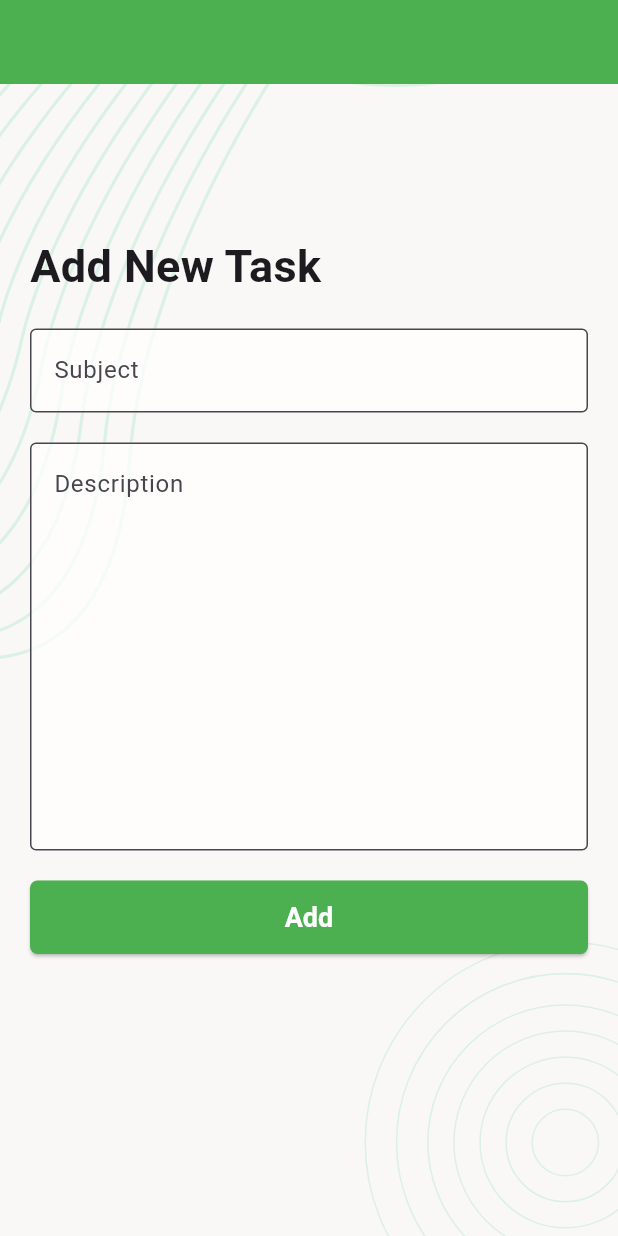
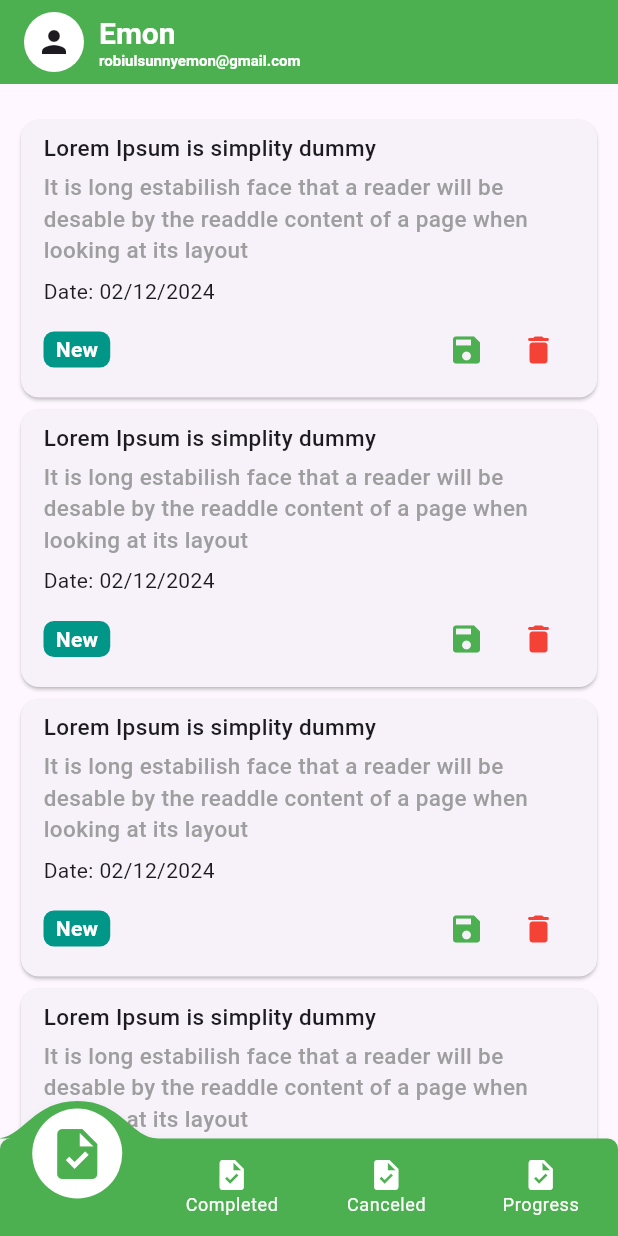
Before and after one commit to robiulsunnyemon/task_manager_app, a Flutter app: the screen it shows after launch, on a phone screen of 412 x 824 dp. Run offline on Flutter 3.47's test engine with Material 3 defaults, Android fonts, the phone set to English and light mode, and no system bars; drawn by our look-alikes of convex_bottom_bar; our stand-ins replace flutter_svg; missing offline and left inert: dart:ffi.

Commit message:
add bottom navbar

```diff
--- a/lib/main.dart
+++ b/lib/main.dart
@@ -2,8 +2,12 @@ import 'package:flutter/material.dart';
 import 'package:taskmanagerapp/screens/add_new_task_screen.dart';
 import 'package:taskmanagerapp/screens/auth_screen/login_screen.dart';
 import 'package:taskmanagerapp/screens/auth_screen/update_profile_screen.dart';
+import 'package:taskmanagerapp/screens/cancel_task_screen.dart';
+import 'package:taskmanagerapp/screens/complete_task_screen.dart';
+import 'package:taskmanagerapp/screens/home_screen.dart';
+import 'package:taskmanagerapp/screens/progress_screen.dart';
 import 'package:taskmanagerapp/screens/splash_screen.dart';
-import 'screens/my_home_page.dart';
+import 'package:taskmanagerapp/widgets/bottom_navigation_widget.dart';
 
 void main() {
   runApp(const MyApp());
@@ -22,7 +26,7 @@ class _MyAppState extends State<MyApp> {
   Widget build(BuildContext context) {
     return MaterialApp(
       title: 'Task Manager',
-      home:  AddNewTaskScreen(),
+      home:  BottomNavigationWidget(),
       theme: ThemeData(
         inputDecorationTheme: InputDecorationTheme(
           border: OutlineInputBorder(
--- /dev/null
+++ b/lib/screens/home_screen.dart
@@ -0,0 +1,71 @@
+import 'package:flutter/material.dart';
+import 'package:flutter_svg/flutter_svg.dart';
+import 'package:taskmanagerapp/screens/auth_screen/forget_password_screen.dart';
+import 'package:taskmanagerapp/screens/auth_screen/signup_screen.dart';
+import 'package:taskmanagerapp/widgets/appbar_widget.dart';
+import 'package:taskmanagerapp/widgets/heading_text_widget.dart';
+import 'package:taskmanagerapp/widgets/middle_text.dart';
+import 'package:taskmanagerapp/widgets/single_task_widget.dart';
+
+import '../../widgets/custom_row_button.dart';
+
+class HomeScreen extends StatefulWidget {
+  const HomeScreen({super.key});
+
+  @override
+  State<HomeScreen> createState() => _HomeScreenState();
+}
+
+class _HomeScreenState extends State<HomeScreen> {
+  @override
+  Widget build(BuildContext context) {
+    return Scaffold(
+        appBar: AppBar(
+          backgroundColor: Colors.green,
+          title: Row(
+            children: [
+              Container(
+                height: 40,
+                width: 40,
+                decoration: BoxDecoration(
+                    color: Colors.white,
+                    borderRadius: BorderRadius.circular(50)
+                ),
+                child: Icon(Icons.person),
+              ),
+              SizedBox(width: 10,),
+              Column(
+                crossAxisAlignment: CrossAxisAlignment.start,
+                children: [
+                  Text("Emon",style: TextStyle(fontSize: 20,fontWeight: FontWeight.bold,color: Colors.white),),
+                  Text("robiulsunnyemon@gmail.com",style: TextStyle(fontSize: 10,fontWeight: FontWeight.bold,color: Colors.white),),
+                ],),
+            ],
+          ),
+        ),
+        body: Container(
+          child: SingleChildScrollView(
+            child: Container(
+              margin: EdgeInsets.symmetric(horizontal: 10, vertical: 20),
+              child: Column(
+                mainAxisAlignment: MainAxisAlignment.start,
+                crossAxisAlignment: CrossAxisAlignment.start,
+                children: [
+                  for(int i=0;i<20; i++)
+                    SingleTaskWidget(
+                      title: "Lorem Ipsum is simplity dummy",
+                      description: "It is long estabilish face that a reader will be desable by the readdle content of a page when looking at its layout",
+                      datetime: "Date: 02/12/2024",
+                      task_state: "New",
+                      task_state_color: Colors.teal,
+                      delete: (){},
+                      save: (){},
+                    ),
+                ],
+              ),
+            ),
+          ),
+        )
+    );
+  }
+}
--- /dev/null
+++ b/lib/widgets/bottom_navigation_widget.dart
@@ -0,0 +1,79 @@
+import 'package:convex_bottom_bar/convex_bottom_bar.dart';
+import 'package:flutter/material.dart';
+import 'package:taskmanagerapp/screens/cancel_task_screen.dart';
+import 'package:taskmanagerapp/screens/complete_task_screen.dart';
+import 'package:taskmanagerapp/screens/home_screen.dart';
+import 'package:taskmanagerapp/screens/progress_screen.dart';
+
+class BottomNavigationWidget extends StatefulWidget {
+  const BottomNavigationWidget({super.key});
+
+  @override
+  State<BottomNavigationWidget> createState() => _BottomNavigationWidgetState();
+}
+
+class _BottomNavigationWidgetState extends State<BottomNavigationWidget> {
+  int _selectedIndex=0;
+  List<Widget> screens=[
+    HomeScreen(),
+    CompleteTaskScreen(),
+    CancelTaskScreen(),
+    ProgressTaskScreen(),
+  ];
+
+  void _onItemTapped(int index) {
+    setState(() {
+      _selectedIndex = index;
+    });
+  }
+
+  @override
+  Widget build(BuildContext context) {
+    return Scaffold(
+      body: screens[_selectedIndex],
+      bottomNavigationBar: ConvexAppBar(
+        items: [
+          const TabItem(icon: Icons.task, title: 'New Task'),
+          const TabItem(icon: Icons.task, title: 'Completed'),
+          const TabItem(icon: Icons.task, title: 'Canceled'),
+          const TabItem(icon: Icons.task, title: 'Progress'),
+        ],
+        onTap: _onItemTapped,
+        backgroundColor: Colors.green,
+        activeColor: Colors.white,
+        color: Colors.white,
+        cornerRadius: 7,
+        height: 65,
+
+      ),
+
+      // bottomNavigationBar: BottomNavigationBar(
+      //     items: [
+      //       BottomNavigationBarItem(
+      //           icon: Icon(Icons.task),
+      //           label: "New Task",
+      //       ),
+      //       BottomNavigationBarItem(
+      //           icon: Icon(Icons.task),
+      //           label: "Completed",
+      //       ),
+      //       BottomNavigationBarItem(
+      //           icon: Icon(Icons.task),
+      //           label: "Cancel",
+      //       ),
+      //       BottomNavigationBarItem(
+      //           icon: Icon(Icons.task),
+      //           label: "Progress",
+      //       ),
+      //     ],
+      //     selectedItemColor: Colors.green,
+      //     currentIndex: _selectedIndex,
+      //     unselectedItemColor: Colors.black54,
+      //     unselectedLabelStyle: TextStyle(color: Colors.black54),
+      //     showUnselectedLabels: true,
+      //     onTap: _onItemTapped,
+      //     type: BottomNavigationBarType.fixed
+      // )
+    );
+  }
+}
--- /dev/null
+++ b/lib/widgets/single_task_widget.dart
@@ -0,0 +1,59 @@
+import 'package:flutter/material.dart';
+import 'middle_text.dart';
+
+class SingleTaskWidget extends StatelessWidget {
+  final String title;
+  final String description;
+  final String datetime;
+  final String task_state;
+  final Color task_state_color;
+  final Function() save;
+  final Function() delete;
+  const SingleTaskWidget({super.key, required this.title, required this.description, required this.datetime, required this.task_state, required this.save, required this.delete, required this.task_state_color});
+
+  @override
+  Widget build(BuildContext context) {
+    return Container(
+      child: Card(
+        child: Padding(
+          padding: EdgeInsets.symmetric(horizontal: 15,vertical: 8),
+          child: Column(
+            crossAxisAlignment: CrossAxisAlignment.start,
+            children: [
+              Text(title,style: TextStyle(
+                  fontWeight: FontWeight.w500,
+                  fontSize: 15
+              ),),
+              SizedBox(height: 5,),
+              middle_text(text: description),
+              SizedBox(height: 7,),
+              Text(datetime),
+              SizedBox(height: 5,),
+              Row(
+                mainAxisAlignment: MainAxisAlignment.spaceBetween,
+                children: [
+                  Container(
+                    // height: 25,
+                    // width: 50,
+                    decoration: BoxDecoration(
+                        color: task_state_color,
+                        borderRadius: BorderRadius.circular(7)
+                    ),
+                    child: Center(child: Padding(
+                      padding: const EdgeInsets.symmetric(horizontal: 8,vertical: 2),
+                      child: Text(task_state,style: TextStyle(color: Colors.white,fontWeight: FontWeight.bold),),
+                    )),
+                  ),
+                  Row(children: [
+                    IconButton(onPressed: save,icon: Icon(Icons.save,color: Colors.green,),),
+                    IconButton(onPressed: delete,icon: Icon(Icons.delete_rounded,color: Colors.red,),),
+                  ],)
+                ],
+              ),
+            ],
+          ),
+        ),
+      ),
+    );
+  }
+}
--- a/pubspec.yaml
+++ b/pubspec.yaml
@@ -35,11 +35,13 @@ dependencies:
   # The following adds the Cupertino Icons font to your application.
   # Use with the CupertinoIcons class for iOS style icons.
   cupertino_icons: ^1.0.6
+  convex_bottom_bar: ^3.2.0
+  flutter_svg: ^2.0.10+1
 
 dev_dependencies:
   flutter_test:
     sdk: flutter
-  flutter_svg: ^2.0.10+1
+
 
   # The "flutter_lints" package below contains a set of recommended lints to
   # encourage good coding practices. The lint set provided by the package is
```
Also changed, not shown: lib/screens/cancel_task_screen.dart (added, +71 -0 lines), lib/screens/complete_task_screen.dart (added, +71 -0 lines), lib/screens/my_home_page.dart (deleted, +0 -19 lines), lib/screens/progress_screen.dart (added, +71 -0 lines), lib/widgets/appbar_widget.dart (added, +27 -0 lines), pubspec.lock.
